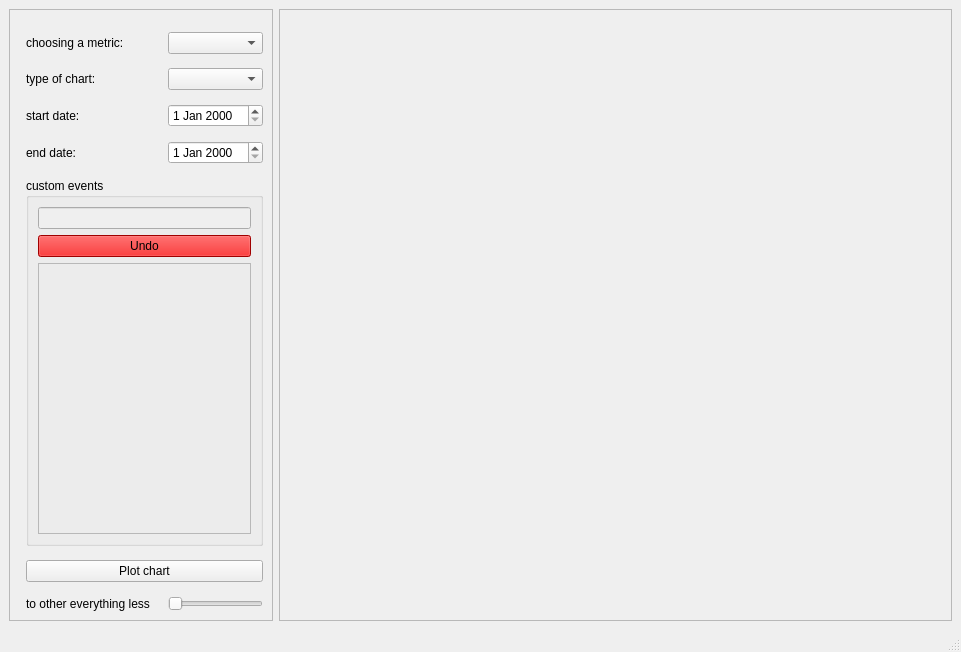
Old version of the form ui/workspace.ui in the repository SpectreCom444/AppMetrica-data-visualization-system.
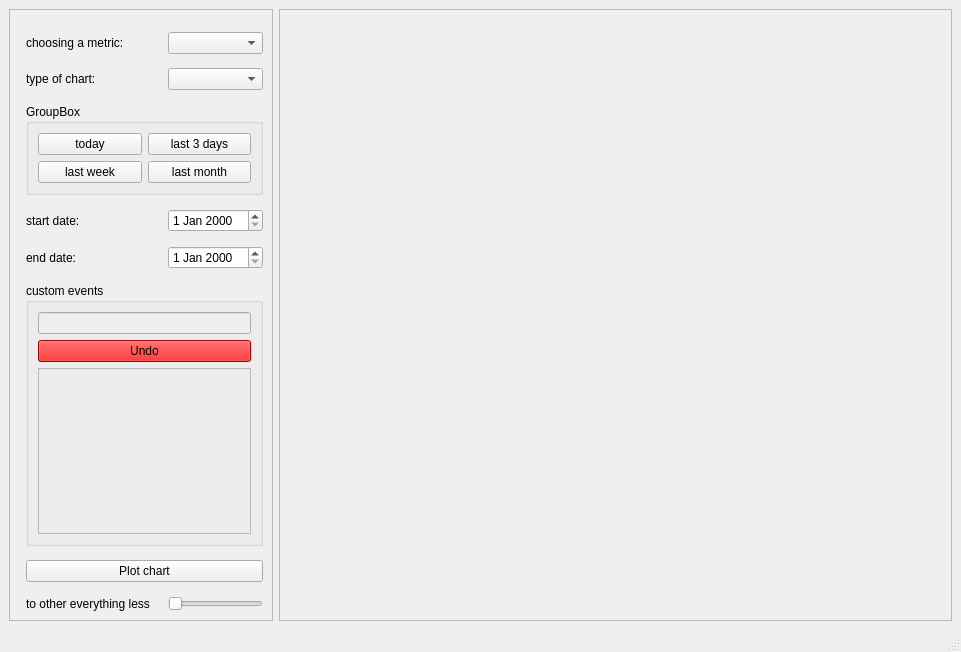
New version of the form.

Commit message: added preset for time buttons

The edit to the form file:
```diff
--- a/ui/workspace.ui
+++ b/ui/workspace.ui
@@ -62,48 +62,27 @@
        <item row="1" column="1">
         <widget class="QComboBox" name="selected_chart_type"/>
        </item>
-       <item row="2" column="0">
+       <item row="3" column="0">
         <widget class="QLabel" name="label_3">
          <property name="text">
           <string>start date:</string>
          </property>
         </widget>
        </item>
-       <item row="2" column="1">
+       <item row="3" column="1">
         <widget class="QDateEdit" name="start_date_entry"/>
        </item>
-       <item row="3" column="0">
+       <item row="4" column="0">
         <widget class="QLabel" name="label_4">
          <property name="text">
           <string>end date:</string>
          </property>
         </widget>
        </item>
-       <item row="3" column="1">
+       <item row="4" column="1">
         <widget class="QDateEdit" name="end_date_entry"/>
        </item>
        <item row="6" column="0" colspan="2">
-        <widget class="QPushButton" name="plot_button">
-         <property name="text">
-          <string>Plot chart</string>
-         </property>
-        </widget>
-       </item>
-       <item row="7" column="0">
-        <widget class="QLabel" name="label_5">
-         <property name="text">
-          <string>to other everything less </string>
-         </property>
-        </widget>
-       </item>
-       <item row="7" column="1">
-        <widget class="QSlider" name="horizontalSlider">
-         <property name="orientation">
-          <enum>Qt::Horizontal</enum>
-         </property>
-        </widget>
-       </item>
-       <item row="5" column="0" colspan="2">
         <widget class="QGroupBox" name="group_box_json_buttons">
          <property name="minimumSize">
           <size>
@@ -156,6 +135,70 @@
          </layout>
         </widget>
        </item>
+       <item row="7" column="0" colspan="2">
+        <widget class="QPushButton" name="plot_button">
+         <property name="text">
+          <string>Plot chart</string>
+         </property>
+        </widget>
+       </item>
+       <item row="8" column="0">
+        <widget class="QLabel" name="label_5">
+         <property name="text">
+          <string>to other everything less </string>
+         </property>
+        </widget>
+       </item>
+       <item row="8" column="1">
+        <widget class="QSlider" name="horizontalSlider">
+         <property name="orientation">
+          <enum>Qt::Horizontal</enum>
+         </property>
+        </widget>
+       </item>
+       <item row="2" column="0" colspan="2">
+        <widget class="QGroupBox" name="groupBox">
+         <property name="minimumSize">
+          <size>
+           <width>40</width>
+           <height>60</height>
+          </size>
+         </property>
+         <property name="title">
+          <string>GroupBox</string>
+         </property>
+         <layout class="QGridLayout" name="gridLayout">
+          <item row="0" column="0">
+           <widget class="QPushButton" name="today_button">
+            <property name="text">
+             <string>today</string>
+            </property>
+           </widget>
+          </item>
+          <item row="0" column="2">
+           <widget class="QPushButton" name="last_3_days_button">
+            <property name="text">
+             <string>last 3 days</string>
+            </property>
+           </widget>
+          </item>
+          <item row="1" column="0">
+           <widget class="QPushButton" name="last_week_button">
+            <property name="text">
+             <string>last week</string>
+            </property>
+           </widget>
+          </item>
+          <item row="1" column="2">
+           <widget class="QPushButton" name="last_month_button">
+            <property name="text">
+             <string>last month</string>
+            </property>
+           </widget>
+          </item>
+         </layout>
+        </widget>
+       </item>
       </layout>
      </widget>
     </item>
```
The commit also changes 13 other files.
